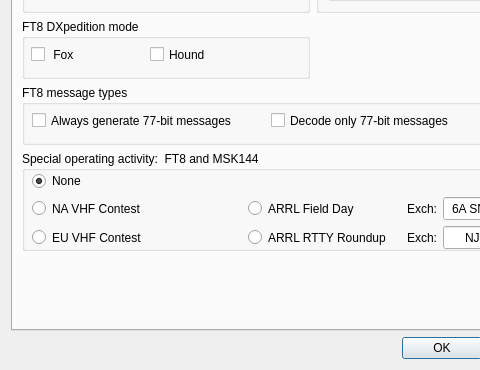
Old version of the form Configuration.ui in the repository saitohirga/WSJT-X; both pictures show x 0 to 480 and y 211 to 581 of the 579 by 581 pixel window.
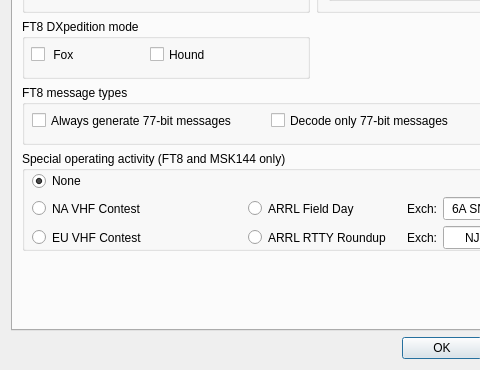
New version of the form. The open tabs and pages were chosen to show the change.

```diff
--- a/Configuration.ui
+++ b/Configuration.ui
@@ -2833,7 +2833,7 @@
           </size>
          </property>
          <property name="title">
-          <string>Special operating activity:  FT8 and MSK144</string>
+          <string>Special operating activity (FT8 and MSK144 only)</string>
          </property>
          <widget class="QWidget" name="gridLayoutWidget">
           <property name="geometry">
```
